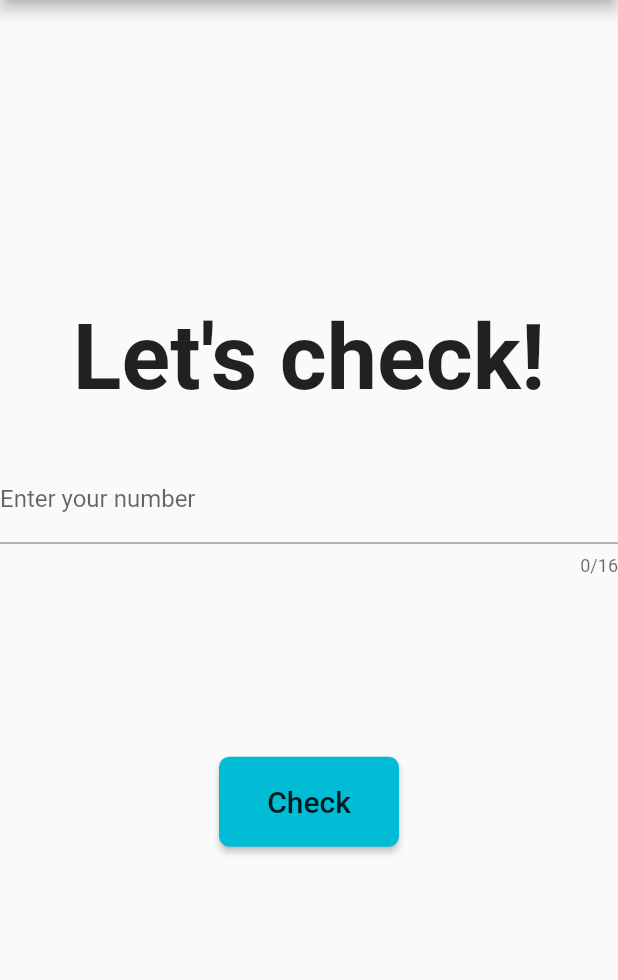
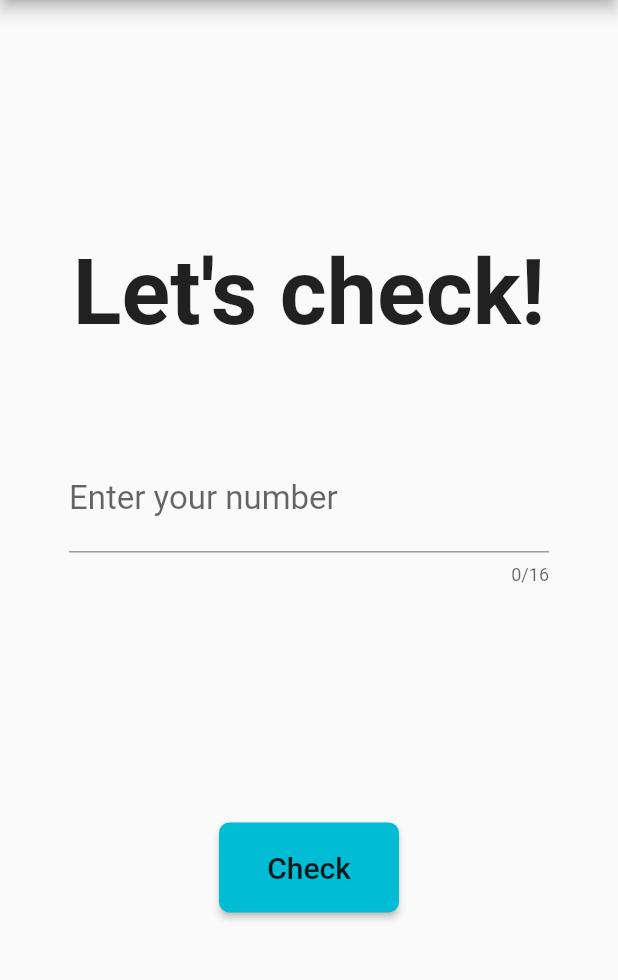
Before and after one commit to PiotrZPL/PrimeCheck-android, a Flutter app: the screen it shows after launch, on a phone screen of 412 x 824 dp, the part 84-1064 px from its top. Run offline on Flutter 3.47's test engine with Material 2 defaults, Android fonts, the phone set to English and light mode, and no system bars.

Commit message:
Polished the UI

```diff
--- a/lib/widgets/page_content.dart
+++ b/lib/widgets/page_content.dart
@@ -13,7 +13,9 @@ class PageContent extends StatelessWidget {
   @override
   Widget build (BuildContext context) {
     if (number != -1) {
-      return Column(
+      return Padding(
+        padding: const EdgeInsets.all(8),
+        child: Column(
           mainAxisAlignment: MainAxisAlignment.center,
           children: <Widget>[
             Text(
@@ -55,14 +57,20 @@ class PageContent extends StatelessWidget {
             const SizedBox(
               height: 30,
             ),
-          TextField(
+            Padding(
+              padding: const EdgeInsets.all(38),
+              child: TextField(
                 decoration: const InputDecoration(labelText: "Enter your number"),
+                style: const TextStyle(
+                  fontSize: 22,
+                ),
                 controller: textFieldController,
                 keyboardType: TextInputType.number,
                 maxLength: 16,
                 inputFormatters: <TextInputFormatter>[
                   FilteringTextInputFormatter.digitsOnly
                 ],
+              ),
             ),
             const SizedBox(
               height: 120
@@ -81,10 +89,13 @@ class PageContent extends StatelessWidget {
               )
             )
           ],
+        ),
       );
     }
     else {
-      return Column(
+      return Padding(
+        padding: const EdgeInsets.all(8),
+        child: Column(
           mainAxisAlignment: MainAxisAlignment.center,
           children: <Widget>[
             const Text(
@@ -97,14 +108,20 @@ class PageContent extends StatelessWidget {
             const SizedBox(
               height: 30,
             ),
-          TextField(
+            Padding(
+              padding: const EdgeInsets.all(38),
+              child: TextField(
                 decoration: const InputDecoration(labelText: "Enter your number"),
                 controller: textFieldController,
+                style: const TextStyle(
+                  fontSize: 22,
+                ),
                 keyboardType: TextInputType.number,
                 maxLength: 16,
                 inputFormatters: <TextInputFormatter>[
                   FilteringTextInputFormatter.digitsOnly
                 ],
+              ),
             ),
             const SizedBox(
               height: 120
@@ -123,6 +140,7 @@ class PageContent extends StatelessWidget {
               )
             )
           ],
+        ),
       );
     }
   }
```
Lines whose indentation alone changed are shown as unchanged.
